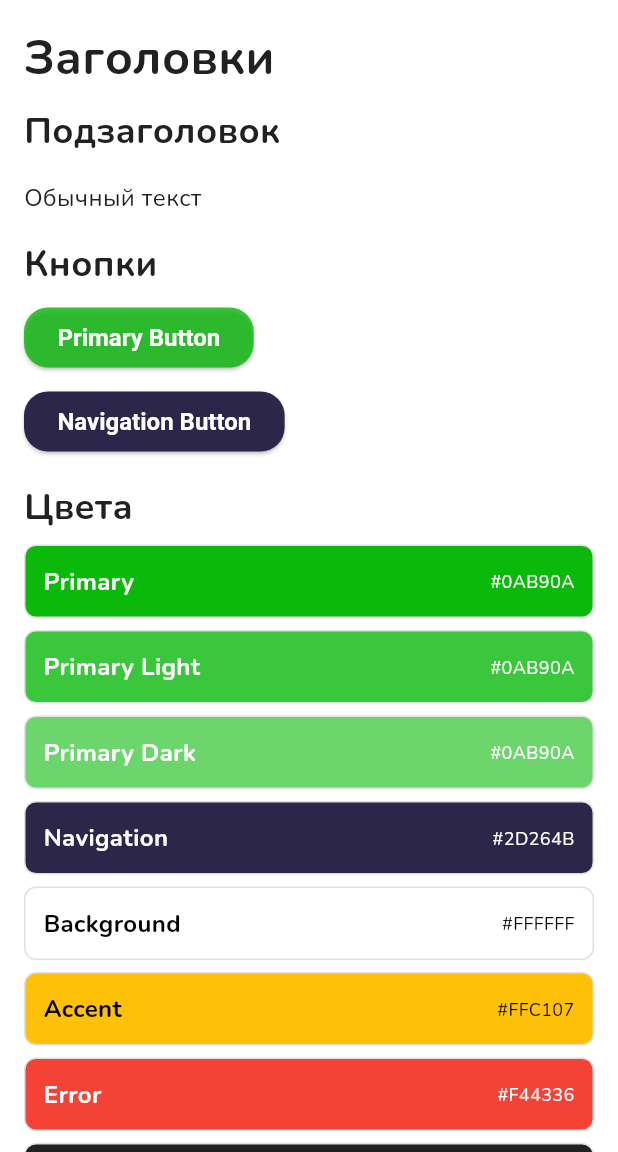
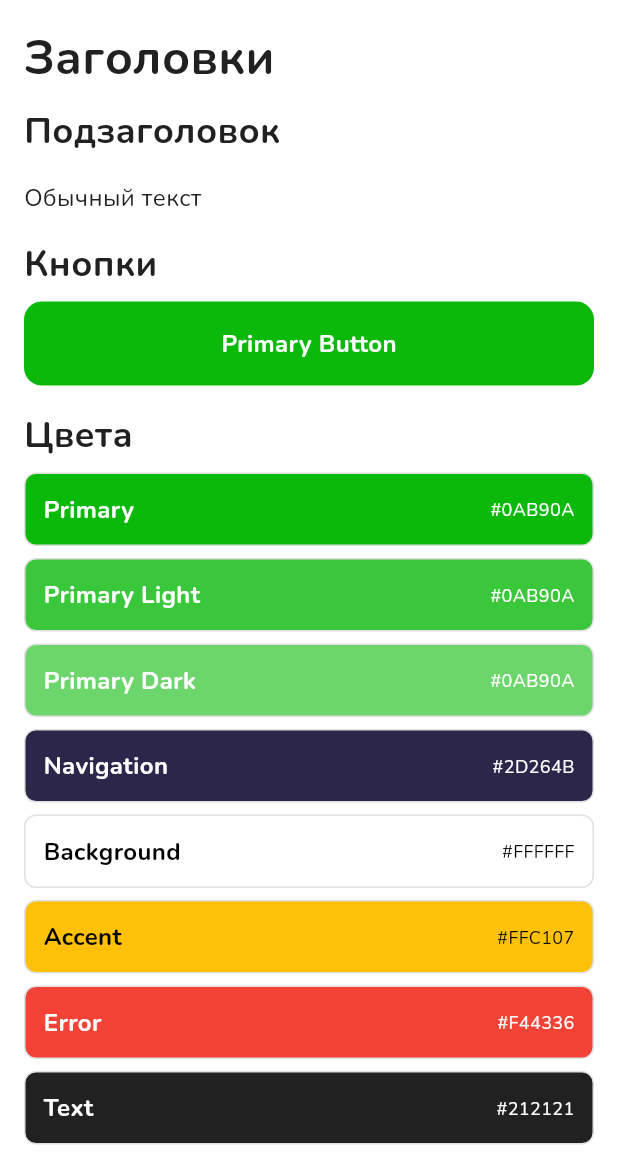
Before and after one commit to v1rus-dev/GroceryHelper, a Flutter app: the DebugScreen screen opened by its route, on a phone screen of 412 x 824 dp, the part 84-1236 px from its top. Run offline on Flutter 3.47's test engine with Material 3 defaults, Android fonts, the phone set to English and light mode, and no system bars; our stand-ins replace bloc, dartz, equatable, firebase_auth, firebase_core, flutter_bloc and 7 more; accounts and stored records are empty; generated files the repository leaves out were written again.

Commit message:
Update debug button

```diff
--- a/lib/core/theme/app_text_styles.dart
+++ b/lib/core/theme/app_text_styles.dart
@@ -6,17 +6,20 @@ class AppTextStyles {
     fontSize: 32,
     fontWeight: FontWeight.bold,
     color: AppColors.text,
+    fontFamily: 'Nunito',
   );
   static const TextStyle headline2 = TextStyle(
     fontSize: 24,
     fontWeight: FontWeight.bold,
     color: AppColors.text,
+    fontFamily: 'Nunito',
   );
-  static const TextStyle body = TextStyle(fontSize: 16, color: AppColors.text);
+  static const TextStyle body = TextStyle(fontSize: 16, color: AppColors.text, fontFamily: 'Nunito');
   static const TextStyle button = TextStyle(
     fontSize: 16,
-    fontWeight: FontWeight.w600,
+    fontWeight: FontWeight.w700,
     color: Colors.white,
+    fontFamily: 'Nunito',
   );
 
   static const TextTheme textTheme = TextTheme(
--- a/lib/core/utils/debug/presentation/widgets/debug_buttons_section.dart
+++ b/lib/core/utils/debug/presentation/widgets/debug_buttons_section.dart
@@ -1,6 +1,6 @@
 import 'package:flutter/material.dart';
-import 'package:groceryhelper/core/theme/app_colors.dart';
 import 'package:groceryhelper/core/theme/app_text_styles.dart';
+import 'package:groceryhelper/core/widgets/app_button.dart';
 
 class DebugButtonsSection extends StatelessWidget {
   const DebugButtonsSection({super.key});
@@ -12,13 +12,7 @@ class DebugButtonsSection extends StatelessWidget {
       children: [
         Text('Кнопки', style: AppTextStyles.headline2),
         const SizedBox(height: 8),
-        ElevatedButton(onPressed: () {}, child: const Text('Primary Button')),
-        const SizedBox(height: 8),
-        ElevatedButton(
-          onPressed: () {},
-          style: ElevatedButton.styleFrom(backgroundColor: AppColors.navigation),
-          child: const Text('Navigation Button'),
-        ),
+        AppButton(onPressed: () {}, text: 'Primary Button'),
         const SizedBox(height: 16),
       ],
     );
--- /dev/null
+++ b/lib/core/widgets/app_button.dart
@@ -0,0 +1,53 @@
+import 'package:flutter/material.dart';
+import 'package:groceryhelper/core/theme/app_colors.dart';
+import 'package:groceryhelper/core/theme/app_text_styles.dart';
+
+class AppButton extends StatefulWidget {
+  const AppButton({
+    super.key,
+    required this.onPressed,
+    required this.text,
+    this.color = AppColors.primary,
+    this.usePressEffect = false,
+  });
+
+  final VoidCallback onPressed;
+  final String text;
+  final Color color;
+  final bool usePressEffect;
+
+  @override
+  State<AppButton> createState() => _AppButtonState();
+}
+
+class _AppButtonState extends State<AppButton> {
+  bool _isPressed = false;
+
+  @override
+  Widget build(BuildContext context) {
+    Widget buttonContent = SizedBox(
+      height: 56,
+      width: double.infinity,
+      child: Material(
+        color: widget.color,
+        borderRadius: BorderRadius.circular(12),
+        child: InkWell(
+          borderRadius: BorderRadius.circular(12),
+          onTap: widget.onPressed,
+          onTapDown: widget.usePressEffect ? (_) => setState(() => _isPressed = true) : null,
+          onTapUp: widget.usePressEffect ? (_) => setState(() => _isPressed = false) : null,
+          onTapCancel: widget.usePressEffect ? () => setState(() => _isPressed = false) : null,
+          child: Center(
+            child: Text(widget.text, style: AppTextStyles.button.copyWith(color: Colors.white)),
+          ),
+        ),
+      ),
+    );
+
+    if (widget.usePressEffect) {
+      return Transform.translate(offset: Offset(0, _isPressed ? 2 : 0), child: buttonContent);
+    }
+
+    return buttonContent;
+  }
+}
--- a/lib/core/widgets/debug_drawer.dart
+++ b/lib/core/widgets/debug_drawer.dart
@@ -2,8 +2,6 @@ import 'package:groceryhelper/core/navigation/app_router.dart';
 import 'package:groceryhelper/core/navigation/router_paths.dart';
 import 'package:flutter/foundation.dart';
 import 'package:flutter/material.dart';
-import 'package:talker_flutter/talker_flutter.dart';
-import 'package:groceryhelper/core/services/talker_service.dart';
 
 class DebugDrawer extends StatefulWidget {
   const DebugDrawer({super.key});
@@ -90,9 +88,10 @@ class _DebugDrawerState extends State<DebugDrawer> {
                             // Кнопка Talker
                             GestureDetector(
                               onTap: () {
-                                Navigator.of(context, rootNavigator: true).push(
-                                  MaterialPageRoute(builder: (context) => TalkerScreen(talker: TalkerService.instance)),
-                                );
+                                appRouter.push(RouterPaths.talker);
+                                setState(() {
+                                  _isExpanded = false;
+                                });
                               },
                               child: Container(
                                 padding: const EdgeInsets.symmetric(horizontal: 8.0, vertical: 4.0),
```
